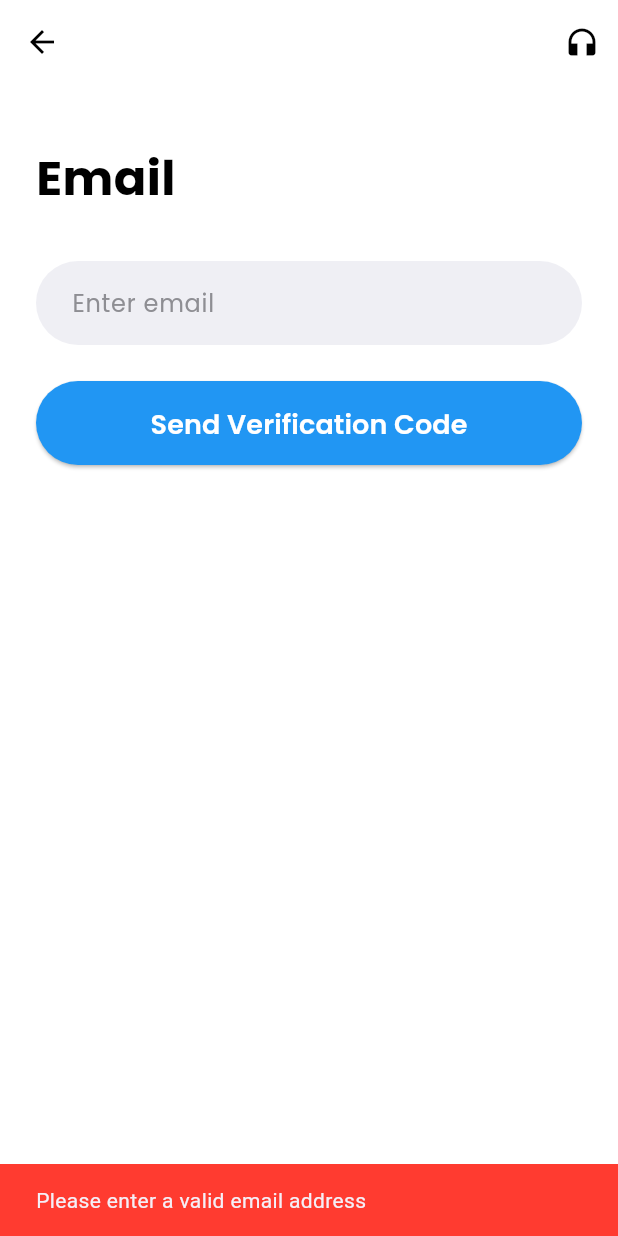
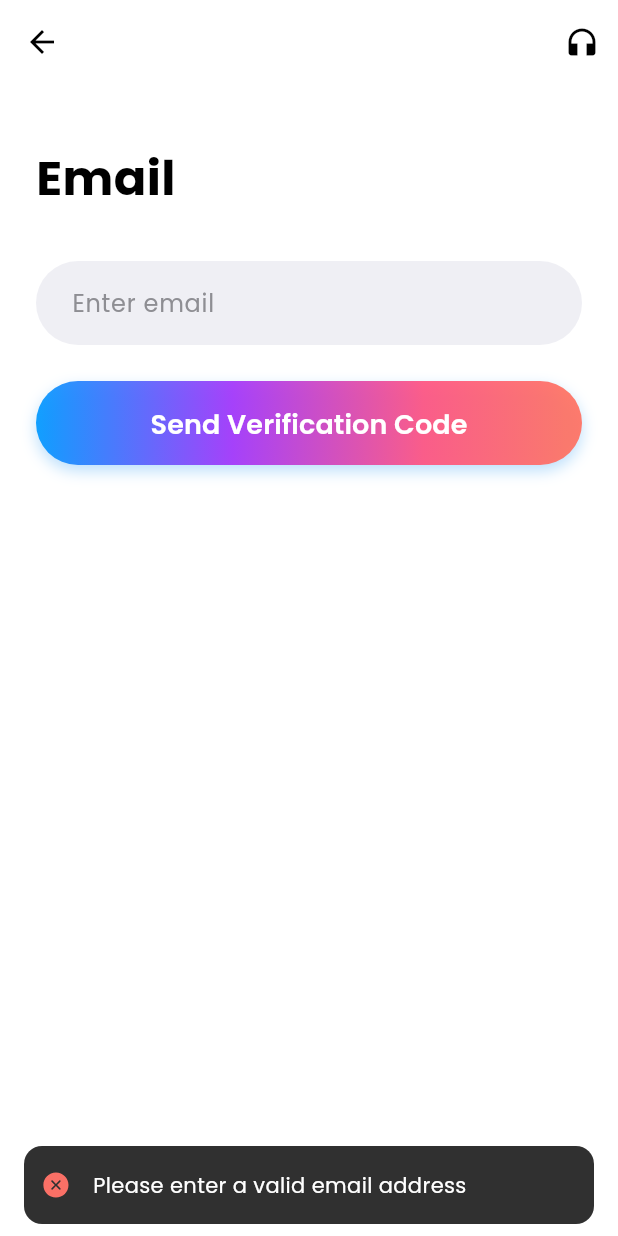
Before and after one commit to ngductuan/AMD-21KTPM-AI-Chat-App, a Flutter app: the VerificationEmailScreen screen opened directly, after a tap on "Send Verification Code", on a phone screen of 412 x 824 dp. Run offline on Flutter 3.47's test engine with Material 3 defaults, Android fonts, the phone set to English and light mode, and no system bars; our stand-ins replace another_flushbar, dotted_border, flutter_svg, google_fonts, hive_flutter; accounts and stored records are empty.

Commit message:
fix: some UI buttons and adjust verification code

```diff
--- a/lib/src/pages/authentication/views/verification_email.dart
+++ b/lib/src/pages/authentication/views/verification_email.dart
@@ -1,3 +1,5 @@
+import 'package:eco_chat_bot/src/widgets/gradient_loading_button.dart';
+import 'package:eco_chat_bot/src/widgets/toast/app_toast.dart';
 import 'package:flutter/material.dart';
 import 'package:google_fonts/google_fonts.dart';
 import '../../../constants/styles.dart';
@@ -7,8 +9,7 @@ class VerificationEmailScreen extends StatefulWidget {
   const VerificationEmailScreen({Key? key}) : super(key: key);
 
   @override
-  State<VerificationEmailScreen> createState() =>
-      _VerificationEmailScreenState();
+  State<VerificationEmailScreen> createState() => _VerificationEmailScreenState();
 }
 
 class _VerificationEmailScreenState extends State<VerificationEmailScreen> {
@@ -23,12 +24,17 @@ class _VerificationEmailScreenState extends State<VerificationEmailScreen> {
     String _email = _emailController.text.trim(); // Trim extra spaces
 
     if (!_isValidEmail(_email)) {
-      ScaffoldMessenger.of(context).showSnackBar(
-        const SnackBar(
-          content: Text('Please enter a valid email address'),
-          backgroundColor: ColorConst.backgroundRedColor,
-        ),
-      );
+      // ScaffoldMessenger.of(context).showSnackBar(
+      //   const SnackBar(
+      //     content: Text('Please enter a valid email address'),
+      //     backgroundColor: ColorConst.backgroundRedColor,
+      //   ),
+      // );
+      AppToast(
+        context: context,
+        message: 'Please enter a valid email address',
+        mode: AppToastMode.error,
+      ).show(context);
       return;
     }
 
@@ -75,8 +81,7 @@ class _VerificationEmailScreenState extends State<VerificationEmailScreen> {
         ),
         actions: [
           IconButton(
-            icon:
-                const Icon(Icons.headphones, color: ColorConst.textBlackColor),
+            icon: const Icon(Icons.headphones, color: ColorConst.textBlackColor),
             onPressed: () {},
           ),
         ],
@@ -122,38 +127,7 @@ class _VerificationEmailScreenState extends State<VerificationEmailScreen> {
               ),
             ),
             const SizedBox(height: spacing24),
-            SizedBox(
-              width: double.infinity,
-              height: spacing56,
-              child: ElevatedButton(
-                onPressed: _isLoading ? null : _handleSendCode,
-                style: ElevatedButton.styleFrom(
-                  backgroundColor: Colors.blue,
-                  shape: RoundedRectangleBorder(
-                    borderRadius: BorderRadius.circular(spacing30),
-                  ),
-                  padding: const EdgeInsets.symmetric(vertical: spacing16),
-                ),
-                child: _isLoading
-                    ? const SizedBox(
-                        height: spacing20,
-                        width: spacing20,
-                        child: CircularProgressIndicator(
-                          strokeWidth: 2,
-                          valueColor: AlwaysStoppedAnimation<Color>(
-                              ColorConst.backgroundWhiteColor),
-                        ),
-                      )
-                    : Text(
-                        'Send Verification Code',
-                        style: GoogleFonts.poppins(
-                          color: ColorConst.textWhiteColor,
-                          fontSize: fontSize18,
-                          fontWeight: FontWeight.w600,
-                        ),
-                      ),
-              ),
-            ),
+            buildGradientLoadingButton(context, 'Send Verification Code', _isLoading, _handleSendCode),
           ],
         ),
       ),
--- a/lib/src/widgets/gradient_form_button.dart
+++ b/lib/src/widgets/gradient_form_button.dart
@@ -5,18 +5,21 @@ class GradientFormButton extends StatelessWidget {
   final String text;
   final VoidCallback onPressed;
   final bool isActiveButton;
+  final double padding;
 
   const GradientFormButton({
     super.key,
     required this.text,
     required this.onPressed,
     required this.isActiveButton,
+    this.padding = 0,
   });
 
   @override
   Widget build(BuildContext context) {
     return Container(
       height: spacing40,
+      padding: padding == 0 ? EdgeInsets.zero : EdgeInsets.symmetric(horizontal: padding),
       decoration: BoxDecoration(
         borderRadius: BorderRadius.circular(spacing8),
         gradient: isActiveButton == true ? ColorConst.primaryGradientColor : null,
--- /dev/null
+++ b/lib/src/widgets/gradient_loading_button.dart
@@ -0,0 +1,48 @@
+import 'package:flutter/material.dart';
+
+import '../constants/styles.dart';
+
+Widget buildGradientLoadingButton(BuildContext context, String text, bool isLoading, VoidCallback onPressed) {
+  return Container(
+    width: double.infinity,
+    height: 56, // Increased height
+    decoration: BoxDecoration(
+      borderRadius: BorderRadius.circular(28),
+      gradient: ColorConst.primaryGradientColor,
+      boxShadow: [
+        BoxShadow(
+          color: Colors.blue.withAlpha(77), // 0.3 * 255 = 77
+          blurRadius: 8,
+          offset: const Offset(0, 4),
+        ),
+      ],
+    ),
+    child: ElevatedButton(
+      onPressed: isLoading ? null : onPressed,
+      style: ElevatedButton.styleFrom(
+        backgroundColor: Colors.transparent,
+        shadowColor: Colors.transparent,
+        shape: RoundedRectangleBorder(
+          borderRadius: BorderRadius.circular(spacing30),
+        ),
+        padding: const EdgeInsets.symmetric(vertical: spacing16),
+      ),
+      child: isLoading
+          ? const SizedBox(
+              height: spacing20,
+              width: spacing20,
+              child: CircularProgressIndicator(
+                strokeWidth: 2,
+                valueColor: AlwaysStoppedAnimation<Color>(ColorConst.backgroundWhiteColor),
+              ),
+            )
+          : Text(
+              text,
+              style: AppFontStyles.poppinsTitleSemiBold(
+                fontSize: fontSize18,
+                color: ColorConst.textWhiteColor,
+              ),
+            ),
+    ),
+  );
+}
```
Also changed, not shown: lib/src/pages/authentication/views/sign_up.dart (+10 -1 lines), lib/src/pages/authentication/views/welcome.dart (+12 -27 lines), lib/src/pages/profile/views/settings_profile.dart (+19 -40 lines), lib/src/widgets/gradient_button.dart (+5 -4 lines).
